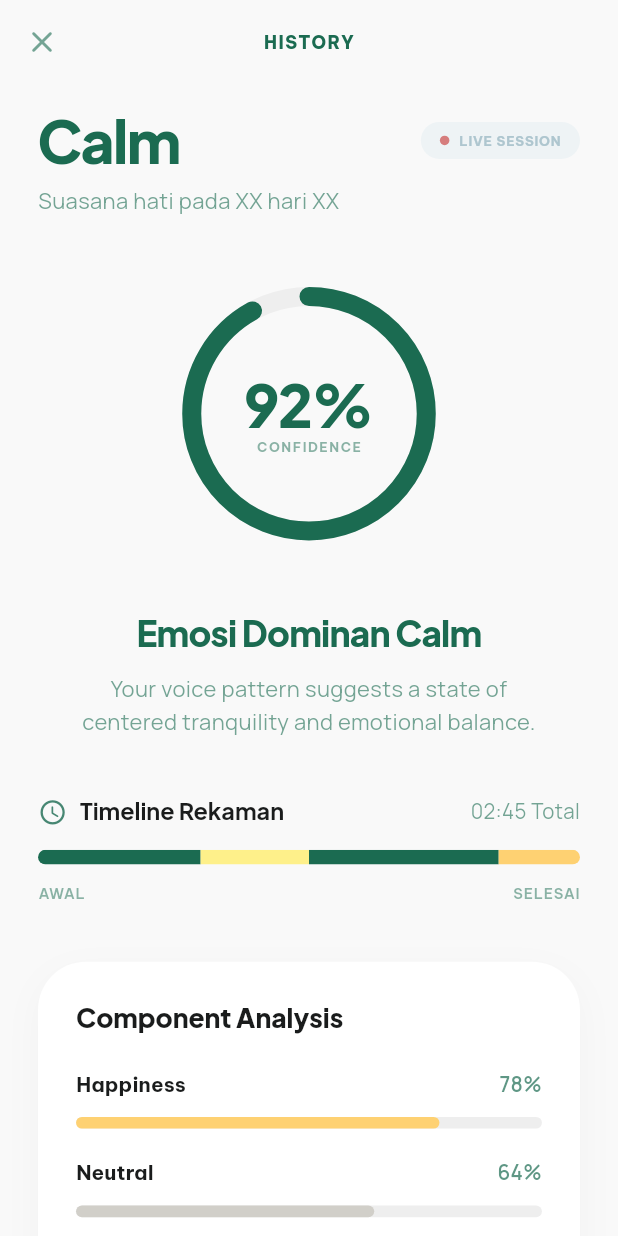
After one commit to ahmaadn/fem_psychmonitor, a Flutter app: the AnalysisResultPage screen opened directly, on a phone screen of 412 x 824 dp. The commit adds this screen. Run offline on Flutter 3.47's test engine with Material 3 defaults, Android fonts, the phone set to English and light mode, and no system bars; drawn by our look-alikes of percent_indicator; our stand-ins replace flutter_hooks, flutter_screenutil, go_router, google_fonts, syncfusion_flutter_datepicker.

Commit message:
feat: add AnalysisResultPage

```diff
--- a/lib/app/config/app_constants.dart
+++ b/lib/app/config/app_constants.dart
@@ -10,4 +10,5 @@ class RouteNames {
   static const String profile = "profile";
   static const String liveRecording = "live-recording";
   static const String recordingProcessing = "recording-processing";
+  static const String analysisResult = "analysis-result";
 }
--- /dev/null
+++ b/lib/pages/recording/analysis_result_page.dart
@@ -0,0 +1,458 @@
+import 'package:fem_psychmonitor/app/config/app_colors.dart';
+import 'package:fem_psychmonitor/app/config/app_constants.dart';
+import 'package:fem_psychmonitor/app/config/app_spacing.dart';
+import 'package:fem_psychmonitor/app/utils/emotion_config.dart';
+import 'package:fem_psychmonitor/widgets/custom_app_bar.dart';
+import 'package:fem_psychmonitor/widgets/primary_button.dart';
+import 'package:flutter/material.dart';
+import 'package:flutter_screenutil/flutter_screenutil.dart';
+import 'package:go_router/go_router.dart';
+import 'package:percent_indicator/percent_indicator.dart';
+
+class AnalysisResultPage extends StatelessWidget {
+  const AnalysisResultPage({super.key});
+
+  static final Map<EmotionEnumType, int> _emotionPercentages = {
+    EmotionEnumType.happiness: 78,
+    EmotionEnumType.netral: 64,
+    EmotionEnumType.fear: 12,
+  };
+
+  @override
+  Widget build(BuildContext context) {
+    final emotionEntries = _emotionPercentages.entries.toList(growable: false);
+
+    return Scaffold(
+      backgroundColor: AppColors.background,
+      body: SafeArea(
+        child: Column(
+          children: [
+            // ==========================================
+            // APP BAR
+            // ==========================================
+            CustomAppBar(
+              title: 'HISTORY', // Kosongkan title tengah
+              showBackButton: false,
+              isScrollable: false,
+              leading: IconButton(
+                icon: Icon(
+                  Icons.close_rounded,
+                  color: AppColors.primary.withValues(alpha: 0.6),
+                ),
+                onPressed: () {
+                  if (context.canPop()) context.pop();
+                },
+              ),
+            ),
+
+            Expanded(
+              child: SingleChildScrollView(
+                padding: EdgeInsets.symmetric(horizontal: 24.w),
+                child: Column(
+                  crossAxisAlignment: CrossAxisAlignment.center,
+                  children: [
+                    SizedBox(height: 16.h),
+
+                    // ==========================================
+                    // HEADER TITLE & BADGE
+                    // ==========================================
+                    Row(
+                      mainAxisAlignment: MainAxisAlignment.spaceBetween,
+                      crossAxisAlignment: CrossAxisAlignment.center,
+                      children: [
+                        Text(
+                          'Calm',
+                          style: Theme.of(context).textTheme.displayLarge
+                              ?.copyWith(
+                                fontSize: 40.sp,
+                                fontWeight: FontWeight.w800,
+                                color: AppColors.primary,
+                                letterSpacing: -1.0,
+                              ),
+                        ),
+
+                        // Live Session Badge
+                        Container(
+                          padding: EdgeInsets.symmetric(
+                            horizontal: 12.w,
+                            vertical: 6.h,
+                          ),
+                          decoration: BoxDecoration(
+                            color: AppColors.infoSurface, // Lavender ringan
+                            borderRadius: BorderRadius.circular(AppRadius.full),
+                          ),
+                          child: Row(
+                            mainAxisSize: MainAxisSize.min,
+                            children: [
+                              Container(
+                                width: 6.w,
+                                height: 6.w,
+                                decoration: const BoxDecoration(
+                                  color: AppColors.warning, // Titik merah
+                                  shape: BoxShape.circle,
+                                ),
+                              ),
+                              SizedBox(width: 6.w),
+                              Text(
+                                'LIVE SESSION',
+                                style: Theme.of(context).textTheme.labelSmall
+                                    ?.copyWith(
+                                      fontSize: 9.sp,
+                                      color: AppColors.info,
+                                      fontWeight: FontWeight.w700,
+                                      letterSpacing: 0.5,
+                                    ),
+                              ),
+                            ],
+                          ),
+                        ),
+                      ],
+                    ),
+
+                    SizedBox(height: 8.h),
+
+                    Align(
+                      alignment: Alignment.centerLeft,
+                      child: Text(
+                        'Suasana hati pada XX hari XX',
+                        style: Theme.of(context).textTheme.bodyMedium?.copyWith(
+                          fontSize: 15.sp,
+                          color: AppColors.primary.withValues(alpha: 0.6),
+                        ),
+                      ),
+                    ),
+
+                    SizedBox(height: 48.h),
+
+                    // ==========================================
+                    // MAIN CIRCULAR PROGRESS (Menggunakan Package)
+                    // ==========================================
+                    CircularPercentIndicator(
+                      radius: 80.w, // Setengah dari lebar yang diinginkan (160)
+                      lineWidth: 12.w,
+                      percent: 0.92,
+                      animation: true, // Animasi saat loading
+                      animationDuration: 1200,
+                      circularStrokeCap: CircularStrokeCap.round,
+                      backgroundColor: Colors.grey.shade200,
+                      progressColor: AppColors.primary, // Trust Blue
+                      center: Column(
+                        mainAxisSize: MainAxisSize.min,
+                        children: [
+                          Text(
+                            '92%',
+                            style: Theme.of(context).textTheme.displayLarge
+                                ?.copyWith(
+                                  fontSize: 40.sp,
+                                  fontWeight: FontWeight.w800,
+                                  color: AppColors.primary,
+                                  letterSpacing: -1.0,
+                                ),
+                          ),
+                          Text(
+                            'CONFIDENCE',
+                            style: Theme.of(context).textTheme.labelSmall
+                                ?.copyWith(
+                                  fontSize: 9.sp,
+                                  fontWeight: FontWeight.w700,
+                                  color: AppColors.primary.withValues(
+                                    alpha: 0.5,
+                                  ),
+                                  letterSpacing: 1.0,
+                                ),
+                          ),
+                        ],
+                      ),
+                    ),
+                    SizedBox(height: 48.h),
+                    Text(
+                      'Emosi Dominan Calm',
+                      style: Theme.of(context).textTheme.headlineLarge
+                          ?.copyWith(
+                            fontSize: 24.sp,
+                            fontWeight: FontWeight.w800,
+                            color: AppColors.primary,
+                            letterSpacing: -0.5,
+                          ),
+                      textAlign: TextAlign.center,
+                    ),
+                    SizedBox(height: 12.h),
+                    Padding(
+                      padding: EdgeInsets.symmetric(horizontal: 16.w),
+                      child: Text(
+                        'Your voice pattern suggests a state of centered tranquility and emotional balance.',
+                        style: Theme.of(context).textTheme.bodyMedium?.copyWith(
+                          fontSize: 15.sp,
+                          color: AppColors.primary.withValues(alpha: 0.6),
+                          height: 1.5,
+                        ),
+                        textAlign: TextAlign.center,
+                      ),
+                    ),
+                    SizedBox(height: 40.h),
+                    _buildRecordingTimeline(context),
+                    SizedBox(height: 40.h),
+                    Container(
+                      padding: EdgeInsets.all(24.w),
+                      decoration: BoxDecoration(
+                        color: Colors.white,
+                        borderRadius: BorderRadius.circular(AppRadius.xxl),
+                        boxShadow: [
+                          BoxShadow(
+                            color: Colors.black.withValues(alpha: 0.03),
+                            blurRadius: 20,
+                            offset: const Offset(0, 8),
+                          ),
+                        ],
+                      ),
+                      child: Column(
+                        crossAxisAlignment: CrossAxisAlignment.start,
+                        children: [
+                          Text(
+                            'Component Analysis',
+                            style: Theme.of(context).textTheme.headlineMedium
+                                ?.copyWith(
+                                  fontSize: 18.sp,
+                                  fontWeight: FontWeight.w800,
+                                ),
+                          ),
+                          SizedBox(height: 24.h),
+
+                          for (var i = 0; i < emotionEntries.length; i++) ...[
+                            _buildEmotionProgressRow(
+                              context,
+                              emotion: emotionEntries[i].key,
+                              percentage: emotionEntries[i].value,
+                            ),
+                            if (i < emotionEntries.length - 1)
+                              SizedBox(height: 20.h),
+                          ],
+                        ],
+                      ),
+                    ),
+                    SizedBox(height: 40.h),
+                    PrimaryButton(
+                      text: 'Back to Dashboard',
+                      prefixIcon: Icons.dashboard_customize_rounded,
+                      onPressed: () {
+                        context.goNamed(RouteNames.home);
+                      },
+                    ),
+                    SizedBox(height: 16.h),
+                    GestureDetector(
+                      onTap: () {
+                        context.goNamed(RouteNames.liveRecording);
+                      },
+                      child: Container(
+                        width: double.infinity,
+                        padding: EdgeInsets.symmetric(
+                          vertical: 20.h,
+                          horizontal: 24.w,
+                        ),
+                        decoration: BoxDecoration(
+                          color: const Color(0xFFF1F5F9), // Slate 100
+                          borderRadius: BorderRadius.circular(AppRadius.full),
+                        ),
+                        child: Row(
+                          mainAxisAlignment: MainAxisAlignment.center,
+                          children: [
+                            Icon(
+                              Icons.replay_rounded,
+                              color: AppColors.primary,
+                              size: 20.sp,
+                            ),
+                            SizedBox(width: 12.w),
+                            Column(
+                              crossAxisAlignment: CrossAxisAlignment.start,
+                              mainAxisSize: MainAxisSize.min,
+                              children: [
+                                Text(
+                                  'Retake Recording',
+                                  style: Theme.of(context).textTheme.labelLarge
+                                      ?.copyWith(
+                                        fontSize: 15.sp,
+                                        fontWeight: FontWeight.w700,
+                                        color: AppColors.primary,
+                                      ),
+                                ),
+                              ],
+                            ),
+                            SizedBox(width: 8.w),
+                            Text(
+                              '(Ulangi Rekaman)',
+                              style: Theme.of(context).textTheme.bodySmall
+                                  ?.copyWith(
+                                    fontSize: 12.sp,
+                                    color: AppColors.primary.withValues(
+                                      alpha: 0.5,
+                                    ),
+                                  ),
+                            ),
+                          ],
+                        ),
+                      ),
+                    ),
+
+                    SizedBox(height: 40.h),
+
+                    // ==========================================
+                    // FOOTER TEXT
+                    // ==========================================
+                    Padding(
+                      padding: EdgeInsets.symmetric(horizontal: 24.w),
+                      child: Text(
+                        'RESULTS GENERATED USING LUMINA AI\nEMOTIONAL ENGINE V4.2. DATA IS ENCRYPTED\nAND PRIVATE.',
+                        style: Theme.of(context).textTheme.labelSmall?.copyWith(
+                          fontSize: 9.sp,
+                          fontWeight: FontWeight.w600,
+                          color: AppColors.primary.withValues(alpha: 0.4),
+                          letterSpacing: 0.5,
+                          height: 1.5,
+                        ),
+                        textAlign: TextAlign.center,
+                      ),
+                    ),
+
+                    SizedBox(height: 48.h),
+                  ],
+                ),
+              ),
+            ),
+          ],
+        ),
+      ),
+    );
+  }
+
+  // --- KOMPONEN: BARIS PROGRESS EMOSI ---
+  Widget _buildEmotionProgressRow(
+    BuildContext context, {
+    required EmotionEnumType emotion,
+    required int percentage,
+  }) {
+    return Column(
+      children: [
+        Row(
+          mainAxisAlignment: MainAxisAlignment.spaceBetween,
+          children: [
+            Row(
+              children: [
+                Text(
+                  emotion.label,
+                  style: Theme.of(context).textTheme.labelLarge?.copyWith(
+                    fontSize: 14.sp,
+                    fontWeight: FontWeight.w700,
+                  ),
+                ),
+              ],
+            ),
+            Text(
+              '$percentage%',
+              style: Theme.of(context).textTheme.bodyMedium?.copyWith(
+                fontSize: 14.sp,
+                fontWeight: FontWeight.w600,
+                color: AppColors.primary.withValues(alpha: 0.7),
+              ),
+            ),
+          ],
+        ),
+        SizedBox(height: 12.h),
+        // Linear Progress Bar (Menggunakan Package)
+        LinearPercentIndicator(
+          lineHeight: 8.h,
+          percent: percentage / 100,
+          animation: true,
+          animationDuration: 1000,
+          backgroundColor: Colors.grey.shade200,
+          progressColor: emotion.color,
+          barRadius: const Radius.circular(AppRadius.full),
+          padding: EdgeInsets.zero, // Penting agar sejajar ujung ke ujung
+        ),
+      ],
+    );
+  }
+
+  Widget _buildRecordingTimeline(BuildContext context) {
+    return Column(
+      crossAxisAlignment: CrossAxisAlignment.start,
+      children: [
+        // Header Timeline
+        Row(
+          mainAxisAlignment: MainAxisAlignment.spaceBetween,
+          children: [
+            Row(
+              children: [
+                Icon(
+                  Icons.schedule_rounded,
+                  size: 20.sp,
+                  color: AppColors.primary.withValues(alpha: 0.8),
+                ),
+                SizedBox(width: 8.w),
+                Text(
+                  'Timeline Rekaman',
+                  style: Theme.of(context).textTheme.headlineMedium?.copyWith(
+                    fontSize: 16.sp,
+                    fontWeight: FontWeight.w700,
+                  ),
+                ),
+              ],
+            ),
+            Text(
+              '02:45 Total',
+              style: Theme.of(context).textTheme.bodyMedium?.copyWith(
+                fontSize: 14.sp,
+                color: AppColors.primary.withValues(alpha: 0.6),
+              ),
+            ),
+          ],
+        ),
+        SizedBox(height: 16.h),
+        ClipRRect(
+          borderRadius: BorderRadius.circular(AppRadius.full),
+          child: SizedBox(
+            height: 10.h,
+            width: double.infinity,
+            child: Row(
+              children: [
+                Expanded(flex: 30, child: Container(color: AppColors.primary)),
+                Expanded(
+                  flex: 20,
+                  child: Container(
+                    color: const Color(0xFFFEF08A),
+                  ), // Kuning pastel muda
+                ),
+                Expanded(flex: 35, child: Container(color: AppColors.primary)),
+                Expanded(
+                  flex: 15,
+                  child: Container(color: AppColors.secondary),
+                ),
+              ],
+            ),
+          ),
+        ),
+        SizedBox(height: 12.h),
+        Row(
+          mainAxisAlignment: MainAxisAlignment.spaceBetween,
+          children: [
+            Text(
+              'AWAL',
+              style: Theme.of(context).textTheme.labelSmall?.copyWith(
+                fontSize: 10.sp,
+                color: AppColors.primary.withValues(alpha: 0.5),
+                fontWeight: FontWeight.w600,
+              ),
+            ),
+            Text(
+              'SELESAI',
+              style: Theme.of(context).textTheme.labelSmall?.copyWith(
+                fontSize: 10.sp,
+                color: AppColors.primary.withValues(alpha: 0.5),
+                fontWeight: FontWeight.w600,
+              ),
+            ),
+          ],
+        ),
+      ],
+    );
+  }
+}
--- a/lib/routes/app_routes.dart
+++ b/lib/routes/app_routes.dart
@@ -7,6 +7,7 @@ import 'package:fem_psychmonitor/pages/auth/login_page.dart';
 import 'package:fem_psychmonitor/pages/auth/register_page.dart';
 import 'package:fem_psychmonitor/pages/main_layout.dart';
 import 'package:fem_psychmonitor/pages/recording/ai_processing_page.dart';
+import 'package:fem_psychmonitor/pages/recording/analysis_result_page.dart';
 import 'package:fem_psychmonitor/pages/recording/live_recording_page.dart';
 import 'package:fem_psychmonitor/pages/splash_page.dart';
 import 'package:flutter/material.dart';
@@ -75,6 +76,15 @@ class AppRouter {
                 builder: (BuildContext context, GoRouterState state) {
                   return HistoryPage();
                 },
+                routes: [
+                  GoRoute(
+                    path: '/analysis-result',
+                    name: RouteNames.analysisResult,
+                    builder: (BuildContext context, GoRouterState state) {
+                      return AnalysisResultPage();
+                    },
+                  ),
+                ],
               ),
             ],
           ),
--- a/pubspec.yaml
+++ b/pubspec.yaml
@@ -41,6 +41,7 @@ dependencies:
     sdk: flutter
   syncfusion_flutter_datepicker: ^33.1.49
   flutter_hooks: ^0.21.3+1
+  percent_indicator: ^4.2.5
 
 dev_dependencies:
   flutter_test:
```
